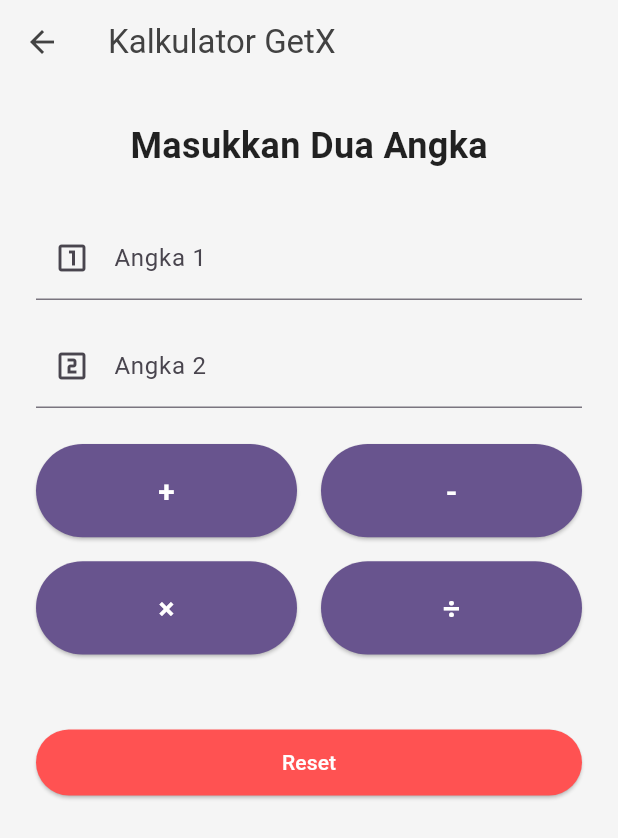
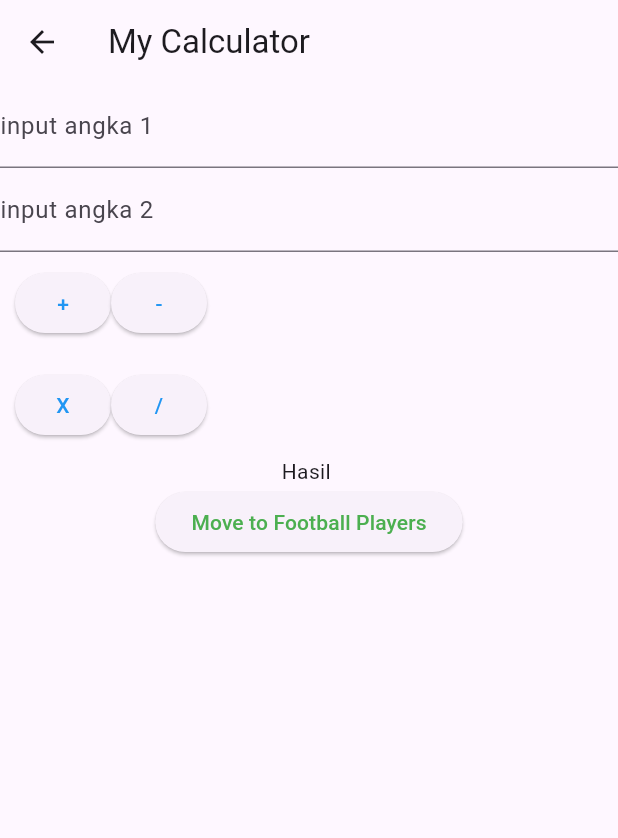
Before and after one commit to RakhaNoor01/tugas1_flutter_11pplg1_32, a Flutter app: the CalculatorPage screen opened directly, on a phone screen of 412 x 824 dp. Shown: the top 838 px of the screen. Run offline on Flutter 3.47's test engine with Material 3 defaults, Android fonts, the phone set to English and light mode, and no system bars; our stand-ins replace get.

Commit message:
Menambah Football Players, dan mengubah pemain.

```diff
--- /dev/null
+++ b/lib/controllers/calculator_controller.dart
@@ -0,0 +1,51 @@
+import 'package:flutter/material.dart';
+import 'package:get/get.dart';
+
+class CalculatorController extends GetxController {
+  final txtAngka1 = TextEditingController();
+  final txtAngka2 = TextEditingController();
+  var hasil = "".obs;
+
+  void tambah() {
+    int angka1 = int.parse(txtAngka1.text.toString());
+    int angka2 = int.parse(txtAngka2.text.toString());
+
+    int hasilJumlah = angka1 + angka2;
+    print("hasil tambah " + hasilJumlah.toString());
+    hasil.value = hasilJumlah.toString();
+  }
+
+  void kurang() {
+    int angka1 = int.parse(txtAngka1.text.toString());
+    int angka2 = int.parse(txtAngka2.text.toString());
+
+    int hasilKurang = angka1 - angka2;
+    hasil.value = hasilKurang.toString();
+  }
+
+  void kali() {
+    int angka1 = int.parse(txtAngka1.text.toString());
+    int angka2 = int.parse(txtAngka2.text.toString());
+
+    int hasilKali = angka1 * angka2;
+    hasil.value = hasilKali.toString();
+  }
+
+  void bagi() {
+    int angka1 = int.parse(txtAngka1.text.toString());
+    int angka2 = int.parse(txtAngka2.text.toString());
+
+    if (angka2 != 0) {
+      double hasilBagi = angka1 / angka2;
+      hasil.value = hasilBagi.toStringAsFixed(2);
+    } else {
+      hasil.value = "Error: Division by zero";
+    }
+  }
+
+  void clear() {
+    txtAngka1.clear();
+    txtAngka2.clear();
+    hasil.value = "";
+  }
+}
--- a/lib/main.dart
+++ b/lib/main.dart
@@ -1,6 +1,7 @@
 import 'package:flutter/material.dart';
 import 'package:get/get_navigation/get_navigation.dart';
-import 'package:latihan1_10pplg1/login_page.dart';
+import 'package:latihan1_10pplg1/routes/pages.dart';
+import 'package:latihan1_10pplg1/routes/routes.dart';
 
 void main() {
   runApp(const MyApp());
@@ -9,7 +10,6 @@ void main() {
 class MyApp extends StatelessWidget {
   const MyApp({super.key});
 
-  // This widget is the root of your application.
   @override
   Widget build(BuildContext context) {
     return GetMaterialApp(
@@ -18,7 +18,8 @@ class MyApp extends StatelessWidget {
         colorScheme: ColorScheme.fromSeed(seedColor: Colors.deepPurple),
         useMaterial3: true,
       ),
-      home: LoginPage(),
+      initialRoute: AppRoutes.calculator,
+      getPages: AppPages.pages,
     );
   }
 }
--- a/lib/pages/calculator_page.dart
+++ b/lib/pages/calculator_page.dart
@@ -1,127 +1,83 @@
 import 'package:flutter/material.dart';
 import 'package:get/get.dart';
-import '../controller/calculator_controller.dart';
+import 'package:latihan1_10pplg1/pages/football_page.dart';
+import 'package:latihan1_10pplg1/controllers/calculator_controller.dart';
+import 'package:latihan1_10pplg1/widgets/widget_button.dart';
+import 'package:latihan1_10pplg1/widgets/widget_textfield.dart';
 
 class CalculatorPage extends StatelessWidget {
-  const CalculatorPage({super.key});
+  CalculatorPage({super.key});
+
+  final CalculatorController calculatorController = Get.put(
+    CalculatorController(),
+  );
 
   @override
   Widget build(BuildContext context) {
-    final CalculatorController controller = Get.put(CalculatorController());
-
-    Widget buildOperatorButton(String operator) {
-      return ElevatedButton(
-        style: ElevatedButton.styleFrom(
-          backgroundColor: Theme.of(context).colorScheme.primary,
-          foregroundColor: Theme.of(context).colorScheme.onPrimary,
-          padding: const EdgeInsets.symmetric(vertical: 12),
-          textStyle: const TextStyle(fontSize: 20, fontWeight: FontWeight.bold),
-        ),
-        onPressed: () => controller.hitung(operator), // Memanggil fungsi dari controller
-        child: Text(operator == '*' ? '×' : operator == '/' ? '÷' : operator),
-      );
-    }
-
     return Scaffold(
-      backgroundColor: Colors.grey[100],
-      appBar: AppBar(
-        title: const Text('Kalkulator GetX'),
-        backgroundColor: Colors.transparent,
-        elevation: 0,
-        foregroundColor: Colors.grey[800],
-      ),
-      body: SingleChildScrollView(
-        padding: const EdgeInsets.all(24.0),
+      appBar: AppBar(title: Text("My Calculator")),
+      body: Container(
         child: Column(
-          crossAxisAlignment: CrossAxisAlignment.stretch,
+          crossAxisAlignment: CrossAxisAlignment.center,
           children: [
-            const Center(
-              child: Text(
-                "Masukkan Dua Angka",
-                style: TextStyle(
-                  fontSize: 24,
-                  fontWeight: FontWeight.bold,
-                  color: Colors.black87,
-                ),
+            MyTextField(
+              textEditingController: calculatorController.txtAngka1,
+              labelText: "input angka 1",
+            ),
+            MyTextField(
+              textEditingController: calculatorController.txtAngka2,
+              labelText: "input angka 2",
+            ),
+            Container(
+              margin: EdgeInsets.all(10),
+              child: Row(
+                children: [
+                  CustomButton(
+                    text: "+",
+                    textColor: Colors.blue,
+                    onPressed: () {
+                      calculatorController.tambah();
+                    },
+                  ),
+                  CustomButton(
+                    text: "-",
+                    textColor: Colors.blue,
+                    onPressed: () {
+                      calculatorController.kurang();
+                    },
+                  ),
+                ],
               ),
             ),
-            const SizedBox(height: 30),
-            TextField(
-              controller: controller.angka1Controller, // Menggunakan controller dari GetX
-              keyboardType: const TextInputType.numberWithOptions(decimal: true),
-              decoration: const InputDecoration(
-                labelText: 'Angka 1',
-                prefixIcon: Icon(Icons.looks_one_outlined),
+            Container(
+              margin: EdgeInsets.all(10),
+              child: Row(
+                children: [
+                  CustomButton(
+                    text: "X",
+                    textColor: Colors.blue,
+                    onPressed: () {
+                      calculatorController.kali();
+                    },
+                  ),
+                  CustomButton(
+                    text: "/",
+                    textColor: Colors.blue,
+                    onPressed: () {
+                      calculatorController.bagi();
+                    },
+                  ),
+                ],
               ),
             ),
-            const SizedBox(height: 16),
-            TextField(
-              controller: controller.angka2Controller, // Menggunakan controller dari GetX
-              keyboardType: const TextInputType.numberWithOptions(decimal: true),
-              decoration: const InputDecoration(
-                labelText: 'Angka 2',
-                prefixIcon: Icon(Icons.looks_two_outlined),
-              ),
-            ),
-            const SizedBox(height: 24),
-            GridView.count(
-              crossAxisCount: 2,
-              shrinkWrap: true,
-              physics: const NeverScrollableScrollPhysics(),
-              crossAxisSpacing: 16,
-              mainAxisSpacing: 16,
-              childAspectRatio: 2.8 / 1,
-              children: [
-                buildOperatorButton('+'),
-                buildOperatorButton('-'),
-                buildOperatorButton('*'),
-                buildOperatorButton('/'),
-              ],
-            ),
-            const SizedBox(height: 24),
-
-            Obx(() {
-              if (controller.hasil.value.isEmpty) {
-                return const SizedBox.shrink();
-              }
-              return Container(
-                padding: const EdgeInsets.all(16),
-                decoration: BoxDecoration(
-                  color: Colors.white,
-                  borderRadius: BorderRadius.circular(12),
-                  boxShadow: [
-                    BoxShadow(
-                      color: Colors.grey.withAlpha(26),
-                      spreadRadius: 1,
-                      blurRadius: 5,
-                    )
-                  ],
-                ),
-                child: Center(
-                  child: Text(
-                    controller.hasil.value,
-                    style: TextStyle(
-                      fontSize: 22,
-                      fontWeight: FontWeight.bold,
-                      color: controller.hasil.value.contains('valid') ||
-                             controller.hasil.value.contains('Tidak bisa')
-                          ? Colors.redAccent
-                          : Colors.black87,
-                    ),
-                  ),
-                ),
-              );
-            }),
-            const SizedBox(height: 24),
-
-            ElevatedButton(
-              onPressed: controller.reset,
-              style: ElevatedButton.styleFrom(
-                backgroundColor: Colors.redAccent,
-                foregroundColor: Colors.white,
-                padding: const EdgeInsets.symmetric(vertical: 12),
-              ),
-              child: const Text('Reset'),
+            // render UI berada di wrap OBX
+            Obx(() => Text("Hasil " + calculatorController.hasil.value)),
+            CustomButton(
+              text: "Move to Football Players",
+              textColor: Colors.green,
+              onPressed: () {
+                Get.to(() => FootballPage());
+              },
             ),
           ],
         ),
--- /dev/null
+++ b/lib/routes/pages.dart
@@ -0,0 +1,13 @@
+import 'package:get/get.dart';
+import 'package:latihan1_10pplg1/pages/calculator_page.dart';
+import 'package:latihan1_10pplg1/pages/football_page.dart';
+import 'package:latihan1_10pplg1/pages/footballedit_page.dart';
+import 'routes.dart';
+
+class AppPages {
+  static final pages = [
+    GetPage(name: AppRoutes.calculator, page: () => CalculatorPage()),
+    GetPage(name: AppRoutes.footballplayers, page: () => FootballPage()),
+    GetPage(name: AppRoutes.footballedit, page: () => FootballEditPage()),
+  ];
+}
--- /dev/null
+++ b/lib/routes/routes.dart
@@ -0,0 +1,6 @@
+class AppRoutes {
+  static const String calculator = '/calculator';
+  static const String footballplayers = '/footballplayers';
+  static const String footballedit = '/footballedit';
+  // others here
+}
--- /dev/null
+++ b/lib/widgets/widget_button.dart
@@ -0,0 +1,20 @@
+import 'package:flutter/material.dart';
+
+class CustomButton extends StatelessWidget {
+
+  final String text;
+  final Color textColor;
+  final VoidCallback onPressed;
+
+  const CustomButton({super.key, required this.text,
+  required this.textColor,
+  required this.onPressed});
+
+  @override
+  Widget build(BuildContext context) {
+    return ElevatedButton(
+      onPressed: onPressed,
+      child: Text(text, style: TextStyle(color: textColor),),
+    );
+  }
+}
--- /dev/null
+++ b/lib/widgets/widget_textfield.dart
@@ -0,0 +1,15 @@
+import 'package:flutter/material.dart';
+
+class MyTextField extends StatelessWidget {
+  final TextEditingController textEditingController;
+  final String labelText;
+  const MyTextField({super.key, required this.textEditingController, required this.labelText});
+
+  @override
+  Widget build(BuildContext context) {
+    return TextField(
+      decoration: InputDecoration(label: Text(labelText)),
+      controller: textEditingController,
+    );
+  }
+}
--- a/pubspec.yaml
+++ b/pubspec.yaml
@@ -61,6 +61,10 @@ flutter:
   # To add assets to your application, add an assets section, like this:
   assets:
     - images/logo.png
+    - images/player1.png
+    - images/player2.png
+    - images/player3.png
+    - images/player4.png
   # assets:
   #   - images/a_dot_burr.jpeg
   #   - images/a_dot_ham.jpeg
```
Also changed, not shown: lib/controllers/football_controller.dart (added, +36 -0 lines), lib/controllers/footballedit_controller.dart (added, +51 -0 lines), lib/login_page.dart (+56 -120 lines), lib/models/football_models.dart (added, +52 -0 lines), lib/pages/football_page.dart (added, +57 -0 lines), lib/pages/footballedit_page.dart (added, +73 -0 lines), images/player1.png (added), images/player2.png (added), images/player3.png (added), images/player4.png (added).
